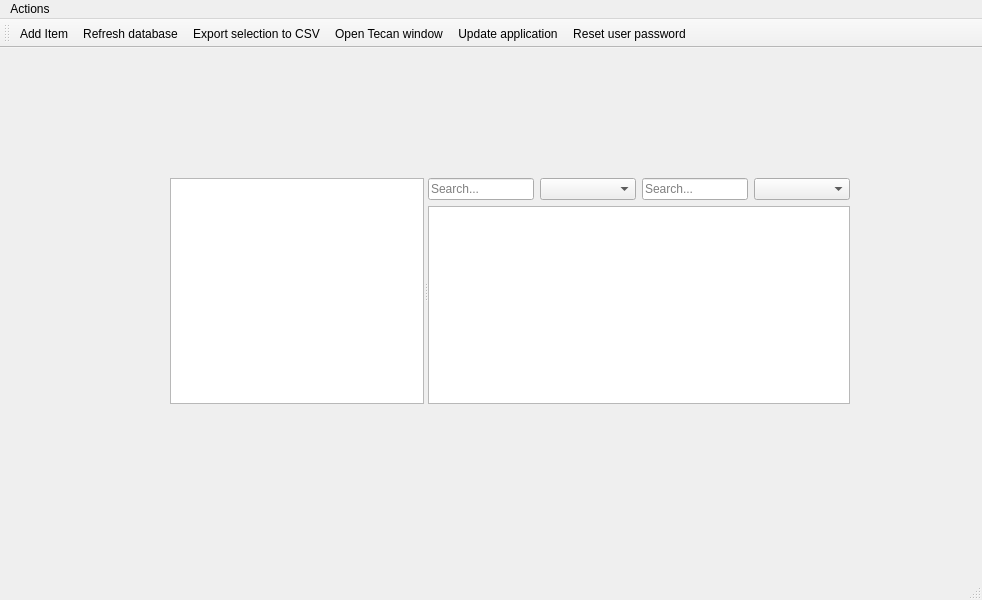
The window that src/ui/databaseviewwindow.ui (Praiseplatinum32/InvenesisDBapp) describes before a commit, drawn with Qt 5.
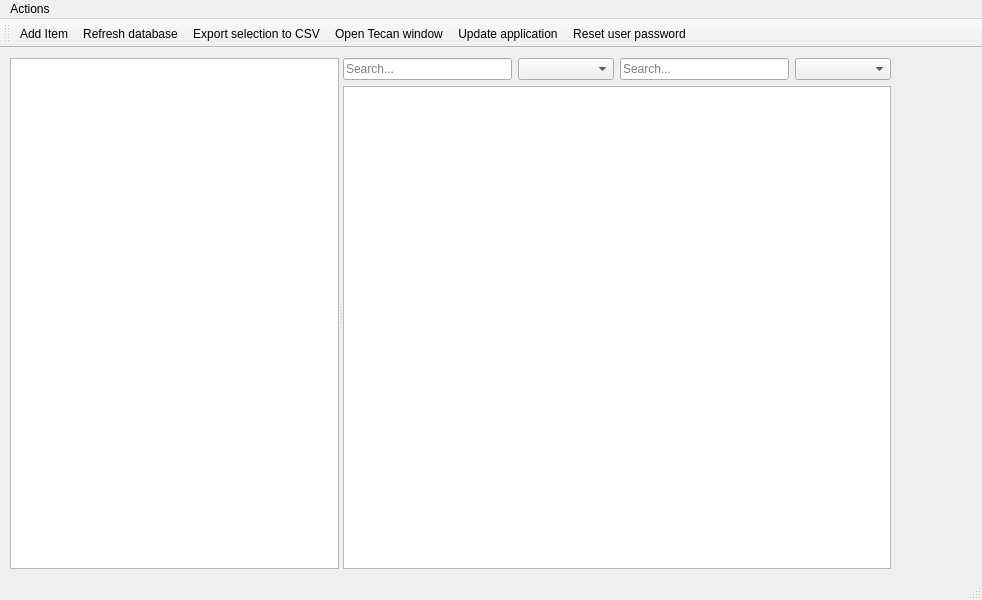
The same window after the commit. Icons and pictures are not drawn.

What changed in the file:
```diff
--- a/src/ui/databaseviewwindow.ui
+++ b/src/ui/databaseviewwindow.ui
@@ -17,10 +17,10 @@
    <widget class="QSplitter" name="splitter">
     <property name="geometry">
      <rect>
-      <x>170</x>
-      <y>130</y>
-      <width>680</width>
-      <height>226</height>
+      <x>10</x>
+      <y>10</y>
+      <width>881</width>
+      <height>511</height>
      </rect>
     </property>
     <property name="orientation">
```
